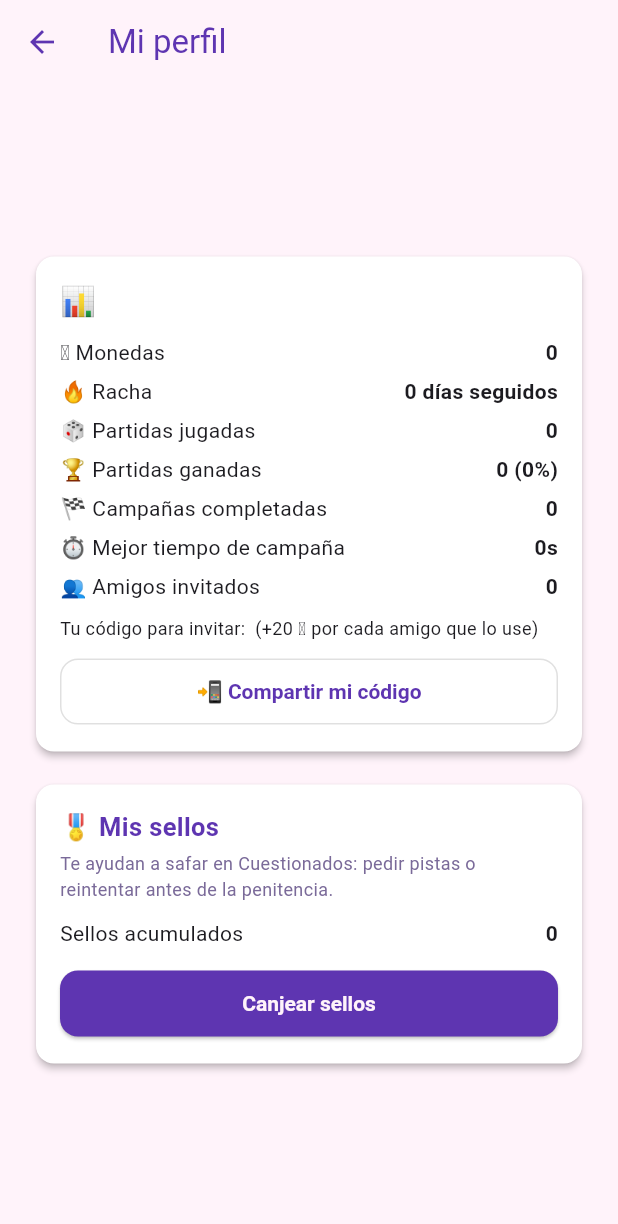
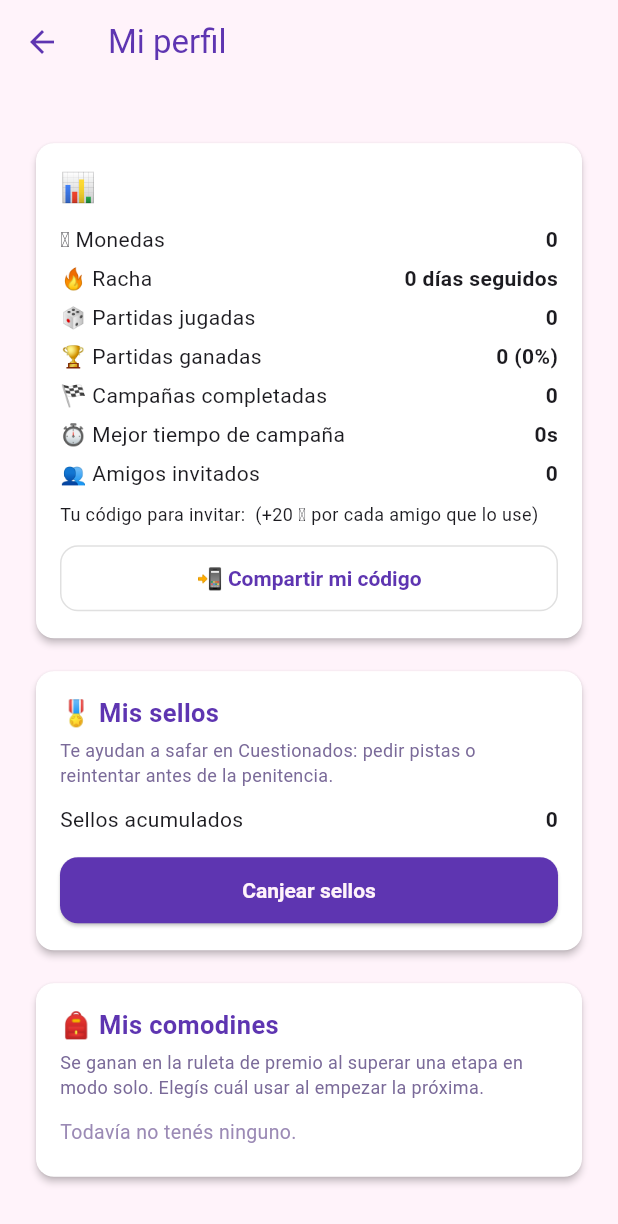
Before and after one commit to solucioneselectromedicassj-ai/La-oca-, a Flutter app: the PerfilScreen screen opened directly with empty values, on a phone screen of 412 x 824 dp. Shown: the top 1224 px of the screen. Run offline on Flutter 3.47's test engine with Material 3 defaults, Android fonts, the phone set to English and light mode, and no system bars; our stand-ins replace audioplayers, share_plus, shared_preferences, supabase_flutter; missing offline and left inert: realtime_client; accounts and stored records are empty; Roboto replaces fonts that are missing (Georgia).

Commit message:
Inventario de comodines acumulable (modo solo), visible en el perfil
Antes, un comodín ganado en la ruleta de premio de etapa se guardaba
en un solo "cupo" del jugador y se consumía automáticamente en la
etapa siguiente — si ganabas otro antes de esa etapa, el anterior se
perdía sin darte cuenta. Ahora:
- Cada comodín ganado se suma a un inventario local (ComodinesService),
  visible en el perfil ("Mis comodines").
- Al empezar cada etapa, si tenés comodines guardados, elegís cuál usar
  (o ninguno) en vez de que se aplique automáticamente el último que
  ganaste.

Queda limitado al modo solo: en multijugador el comodín es del jugador
que ganó la ronda y tiene que verse igual desde cualquier dispositivo
(se sincroniza por Supabase), así que pasarlo a un inventario
acumulable ahí necesitaría un cambio de esquema en la base de datos
— lo dejo para cuando se pida explícitamente.

Co-Authored-By: Claude Sonnet 5 <noreply@anthropic.com>
Claude-Session: https://claude.ai/code/session_01U7d7hybhiSqgGvpNcjK2N1

```diff
--- a/ocaland_flutter/lib/models/wheel_prizes.dart
+++ b/ocaland_flutter/lib/models/wheel_prizes.dart
@@ -9,3 +9,13 @@ const wheelPrizes = <Map<String, String>>[
   {'id': 'inmunidad', 'icon': '🛡️', 'label': 'Inmunidad a una trampa'},
   {'id': 'nada', 'icon': '❌', 'label': 'Nada esta vez'},
 ];
+
+/// Ícono + nombre corto de cada tipo de comodín, por id — para mostrar el
+/// inventario (perfil) y el selector de "qué comodín usar" sin repetir la
+/// lista de arriba (que además tiene entradas duplicadas de 'nada').
+const comodinInfo = <String, (String, String)>{
+  'ventaja3': ('⏩', '+3 casillas de ventaja'),
+  'doble_tiempo': ('⏳', 'Doble tiempo en Cuestionados'),
+  'tirada_extra': ('🎁', 'Tirada extra al empezar'),
+  'inmunidad': ('🛡️', 'Inmunidad a una trampa'),
+};
--- a/ocaland_flutter/lib/screens/perfil_screen.dart
+++ b/ocaland_flutter/lib/screens/perfil_screen.dart
@@ -2,7 +2,9 @@ import 'package:flutter/material.dart';
 import 'package:share_plus/share_plus.dart';
 import '../app_config.dart';
 import '../models/usuario.dart';
+import '../models/wheel_prizes.dart';
 import '../services/audio_service.dart';
+import '../services/comodines_service.dart';
 import '../services/economy_service.dart';
 import '../services/sellos_service.dart';
 import '../services/supabase_service.dart';
@@ -21,6 +23,7 @@ class _PerfilScreenState extends State<PerfilScreen> {
   Usuario? _usuario;
   bool _cargando = true;
   int _sellos = 0;
+  Map<String, int> _comodines = {};
 
   @override
   void initState() {
@@ -28,6 +31,9 @@ class _PerfilScreenState extends State<PerfilScreen> {
     _cargar();
     SellosService.obtener().then((s) {
       if (mounted) setState(() => _sellos = s);
+    });
+    ComodinesService.obtener().then((c) {
+      if (mounted) setState(() => _comodines = c);
     });
   }
 
@@ -172,6 +178,29 @@ class _PerfilScreenState extends State<PerfilScreen> {
                             ),
                           ),
                         ),
+                        const SizedBox(height: 14),
+                        Card(
+                          child: Padding(
+                            padding: const EdgeInsets.all(16),
+                            child: Column(
+                              crossAxisAlignment: CrossAxisAlignment.start,
+                              children: [
+                                const Text('🎒 Mis comodines', style: TextStyle(fontSize: 17, fontWeight: FontWeight.bold, color: AppColors.violetDark)),
+                                const SizedBox(height: 4),
+                                const Text('Se ganan en la ruleta de premio al superar una etapa en modo solo. Elegís cuál usar al empezar la próxima.', style: TextStyle(fontSize: 12, color: Color(0xFF7A6A99))),
+                                const SizedBox(height: 8),
+                                if (_comodines.isEmpty)
+                                  const Padding(
+                                    padding: EdgeInsets.symmetric(vertical: 4),
+                                    child: Text('Todavía no tenés ninguno.', style: TextStyle(fontSize: 13, color: Color(0xFF9B8AB5))),
+                                  )
+                                else
+                                  for (final e in _comodines.entries.where((e) => e.value > 0))
+                                    _fila('${comodinInfo[e.key]?.$1 ?? '🎁'} ${comodinInfo[e.key]?.$2 ?? e.key}', 'x${e.value}'),
+                              ],
+                            ),
+                          ),
+                        ),
                       ],
                     ),
                   ),
--- /dev/null
+++ b/ocaland_flutter/lib/services/comodines_service.dart
@@ -0,0 +1,44 @@
+import 'dart:convert';
+import 'package:shared_preferences/shared_preferences.dart';
+
+/// Inventario de comodines (ventaja3, doble_tiempo, tirada_extra,
+/// inmunidad) ganados en la ruleta de premio de etapa del modo solo.
+///
+/// Antes, un comodín ganado se guardaba en un solo "cupo" en el jugador de
+/// la partida y se consumía automáticamente en la etapa siguiente — si
+/// ganabas otro antes de usarlo, se perdía el anterior. Ahora se acumulan
+/// acá (localmente, por dispositivo, igual que los sellos) y se pueden ver
+/// en el perfil y elegir cuál usar al empezar cada etapa.
+///
+/// Solo aplica al modo solo: en multijugador el comodín pertenece al
+/// jugador que ganó la ronda y tiene que verse igual desde cualquier
+/// dispositivo, así que ahí se sigue sincronizando por Supabase como
+/// antes (un cambio a un inventario compartido por red queda fuera de
+/// alcance de esto).
+class ComodinesService {
+  ComodinesService._();
+
+  static const _key = 'comodines_inventario';
+
+  static Future<Map<String, int>> obtener() async {
+    final prefs = await SharedPreferences.getInstance();
+    final raw = prefs.getString(_key);
+    if (raw == null) return {};
+    final decoded = jsonDecode(raw) as Map<String, dynamic>;
+    return decoded.map((k, v) => MapEntry(k, (v as num).toInt()));
+  }
+
+  /// [cantidad] puede ser negativa para gastar un comodín del inventario.
+  static Future<Map<String, int>> agregar(String tipo, int cantidad) async {
+    final prefs = await SharedPreferences.getInstance();
+    final actual = await obtener();
+    final nuevo = (actual[tipo] ?? 0) + cantidad;
+    if (nuevo <= 0) {
+      actual.remove(tipo);
+    } else {
+      actual[tipo] = nuevo;
+    }
+    await prefs.setString(_key, jsonEncode(actual));
+    return actual;
+  }
+}
```
Also changed, not shown: ocaland_flutter/lib/screens/game_screen_solo.dart (+7 -0 lines), ocaland_flutter/lib/screens/widgets/eleccion_comodin_overlay.dart (added, +42 -0 lines), ocaland_flutter/lib/services/solo_game_controller.dart (+40 -11 lines), 1 other file.
